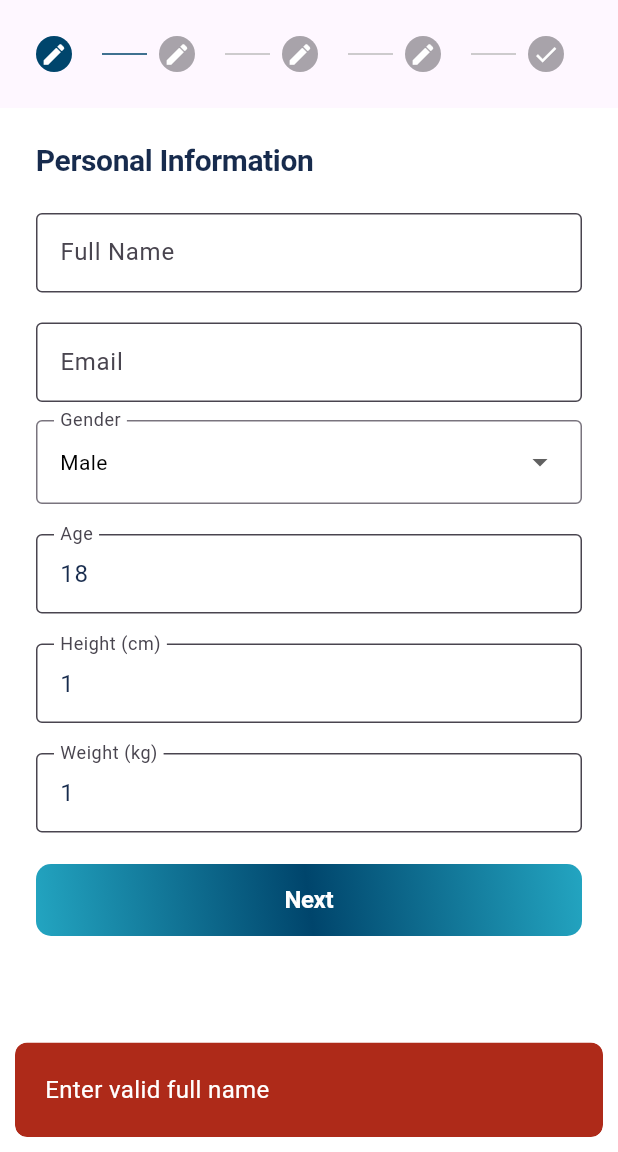
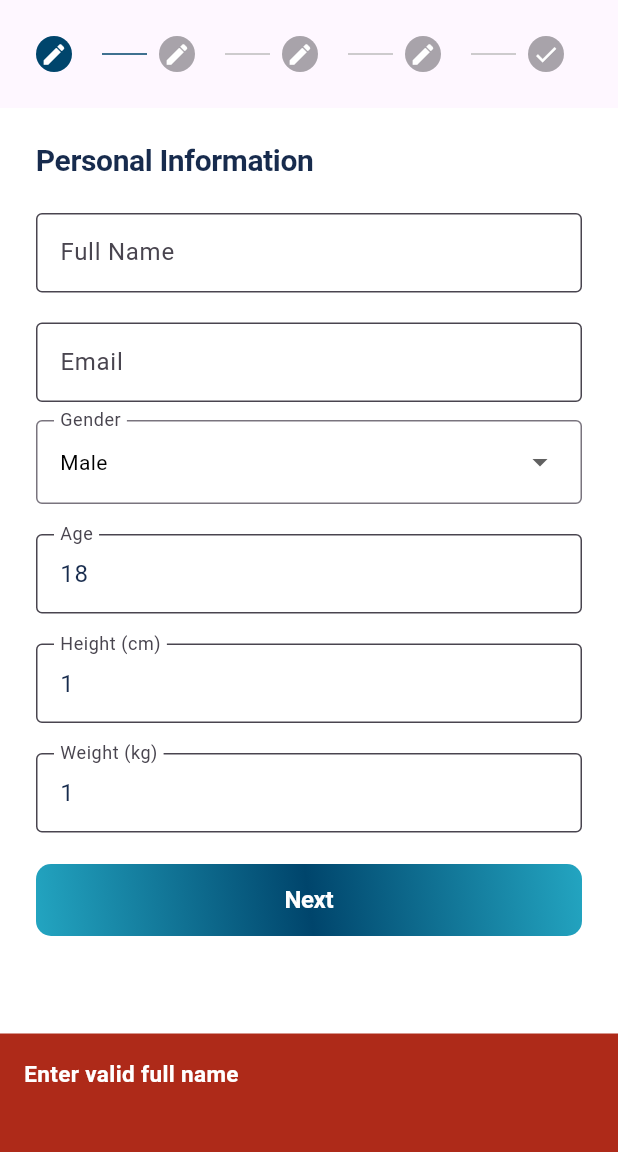
Before and after one commit to openxcellMJ/healthpredictor, a Flutter app: the ReportFormFiledPage screen opened directly, after a tap on "Next", on a phone screen of 412 x 824 dp, the part 84-1236 px from its top. Run offline on Flutter 3.47's test engine with Material 3 defaults, Android fonts, the phone set to English and light mode, and no system bars; drawn by our look-alikes of another_flushbar; our stand-ins replace cached_network_image, dio, file_picker, flutter_markdown, flutter_screenutil, flutter_svg and 3 more; Roboto replaces fonts that are missing (Mulish).

Commit message:
resolve all QA issues

```diff
--- a/lib/custom_widgets/custom_edittext.dart
+++ b/lib/custom_widgets/custom_edittext.dart
@@ -24,6 +24,7 @@ class CustomEditText extends StatefulWidget {
   final bool isPassword;
   final bool isIconNeed;
   String prefixIcon;
+
   //final Function(String)? onChanges;
   final String fieldType;
   final TextAlign align;
@@ -33,7 +34,7 @@ class CustomEditText extends StatefulWidget {
   CustomEditText(
       {super.key,
       this.align = TextAlign.start,
-     // this.onChanges,
+      // this.onChanges,
       this.errorText,
       this.hintText = "",
       this.alignment = Alignment.topLeft,
@@ -120,6 +121,11 @@ class _CustomState extends State<CustomEditText> {
         NoLeadingSpaceFormatter(),
         LengthLimitingTextInputFormatter(widget.maxLength),
       ];
+    } else if (fieldType == StringNames.onlyDecimalField) {
+      return [
+        NoLeadingSpaceFormatter(),
+        LengthLimitingTextInputFormatter(widget.maxLength),
+        FilteringTextInputFormatter.allow(RegExp(r'^\d+\.?\d{0,3}'))];
     } else {
       return [
         LengthLimitingTextInputFormatter(widget.maxLength),
--- a/lib/presentation/pages/main/question_answer_page.dart
+++ b/lib/presentation/pages/main/question_answer_page.dart
@@ -3,6 +3,7 @@ import 'package:flutter/cupertino.dart';
 import 'package:flutter/material.dart';
 import 'package:flutter/src/widgets/framework.dart';
 import 'package:flutter/widgets.dart';
+import 'package:flutter_markdown/flutter_markdown.dart';
 import 'package:get/get.dart';
 import 'package:intl/intl.dart';
 
@@ -79,13 +80,16 @@ class QuestionAnswerPage extends GetView<HomeController> {
                                           color: (controller.chats[index].owner == StringNames.BOT ? AppColors.gradientMiddle.withOpacity(0.6) : Colors.grey.shade200),
                                         ),
                                         padding: const EdgeInsets.all(16),
-                                        child: Text(
-                                          controller.chats[index].text,
-                                          style: Get.textTheme.displayMedium?.copyWith(
-                                            fontSize: 15,
-                                            color: (controller.chats[index].owner == StringNames.BOT ? AppColors.colorWhite : AppColors.blackFontSubTitle),
-                                          ),
-                                        ),
+                                        child: MarkdownBody(
+                                            data: controller.chats[index].text,
+                                            styleSheet: MarkdownStyleSheet.fromTheme(ThemeData(textTheme: TextTheme(bodyMedium: TextStyle(fontSize: 15, color: (controller.chats[index].owner == StringNames.BOT ? AppColors.colorWhite : AppColors.blackFontSubTitle)))))),
+                                        // child: Text(
+                                        //   controller.chats[index].text,
+                                        //   style: Get.textTheme.displayMedium?.copyWith(
+                                        //     fontSize: 15,
+                                        //     color: (controller.chats[index].owner == StringNames.BOT ? AppColors.colorWhite : AppColors.blackFontSubTitle),
+                                        //   ),
+                                        // ),
                                       ),
                                     ),
                                   );
--- a/lib/presentation/pages/main/report_form_field.dart
+++ b/lib/presentation/pages/main/report_form_field.dart
@@ -1,3 +1,4 @@
+import 'package:another_flushbar/flushbar.dart';
 import 'package:flutter/material.dart';
 import 'package:flutter_screenutil/flutter_screenutil.dart';
 import 'package:get/get.dart';
@@ -34,7 +35,6 @@ class ReportFormFiledPage extends GetView<HomeController> {
               }
               controller.activeCurrentStep.value -= 1;
               //controller.cIndex.value = controller.activeCurrentStep.value;
-
             },
             onStepContinue: () {
               // if (controller.activeCurrentStep.value < (5 - 1)) {
@@ -46,7 +46,6 @@ class ReportFormFiledPage extends GetView<HomeController> {
                   controller.activeCurrentStep.value += 1;
                 }
               }
-              print("conintue =>${controller.activeCurrentStep.value}=>}");
             },
             onStepTapped: (value) {
               Utils.hideKeyboard();
@@ -159,8 +158,8 @@ class ReportFormFiledPage extends GetView<HomeController> {
                         controller.gender.value = newValue!;
                       }),
                       CustomEditText(controller: controller.ageController, hintText: 'Age', type: TextInputType.number, maxLength: 3, fieldType: StringNames.phoneField, textInputAction: TextInputAction.next),
-                      CustomEditText(controller: controller.heightController, hintText: 'Height (cm)', type: const TextInputType.numberWithOptions(decimal: true), maxLength: 5, fieldType: StringNames.emailField, textInputAction: TextInputAction.next),
-                      CustomEditText(controller: controller.weightController, hintText: 'Weight (kg)', type: const TextInputType.numberWithOptions(decimal: true), maxLength: 5, fieldType: StringNames.emailField, textInputAction: TextInputAction.done),
+                      CustomEditText(controller: controller.heightController, hintText: 'Height (cm)', type: const TextInputType.numberWithOptions(decimal: true), maxLength: 5, fieldType: StringNames.onlyDecimalField, textInputAction: TextInputAction.next),
+                      CustomEditText(controller: controller.weightController, hintText: 'Weight (kg)', type: const TextInputType.numberWithOptions(decimal: true), maxLength: 5, fieldType: StringNames.onlyDecimalField, textInputAction: TextInputAction.done),
                       const SizedBox(height: 15),
                     ],
                   )),
@@ -174,11 +173,11 @@ class ReportFormFiledPage extends GetView<HomeController> {
                     children: [
                       AppWidgets.setTextWidget('Lifestyle', align: TextAlign.start, lines: 1, styles: Get.theme.textTheme.displayLarge?.copyWith(color: AppColors.blackFont, fontSize: 20)),
                       const SizedBox(height: 10),
-                      CustomEditText(controller: controller.sleepHoursController, hintText: 'Average hours of sleep per night', maxLength: 2, type: const TextInputType.numberWithOptions(decimal: true), fieldType: StringNames.emailField, textInputAction: TextInputAction.next),
-                      CustomEditText(controller: controller.waterIntakeController, hintText: 'Daily Water Intake (litres)', maxLength: 4, type: const TextInputType.numberWithOptions(decimal: true), fieldType: StringNames.emailField, textInputAction: TextInputAction.next),
+                      CustomEditText(controller: controller.sleepHoursController, hintText: 'Average hours of sleep per night', maxLength: 2, type: const TextInputType.numberWithOptions(decimal: true), fieldType: StringNames.onlyDecimalField, textInputAction: TextInputAction.next),
+                      CustomEditText(controller: controller.waterIntakeController, hintText: 'Daily Water Intake (litres)', maxLength: 4, type: const TextInputType.numberWithOptions(decimal: true), fieldType: StringNames.onlyDecimalField, textInputAction: TextInputAction.next),
                       CustomEditText(controller: controller.stepsCountController, hintText: 'Steps Count (Per Day)', maxLength: 5, type: TextInputType.number, fieldType: StringNames.phoneField, textInputAction: TextInputAction.next),
-                      CustomEditText(controller: controller.exerciseHoursController, hintText: 'Minutes of exercise per day', maxLength: 4, type: const TextInputType.numberWithOptions(decimal: true), fieldType: StringNames.emailField, textInputAction: TextInputAction.next),
-                      CustomEditText(controller: controller.workHoursController, hintText: 'Work Hours', maxLength: 4, type: const TextInputType.numberWithOptions(decimal: true), fieldType: StringNames.emailField, textInputAction: TextInputAction.done),
+                      CustomEditText(controller: controller.exerciseHoursController, hintText: 'Minutes of exercise per day', maxLength: 4, type: const TextInputType.numberWithOptions(decimal: true), fieldType: StringNames.onlyDecimalField, textInputAction: TextInputAction.next),
+                      CustomEditText(controller: controller.workHoursController, hintText: 'Work Hours', maxLength: 4, type: const TextInputType.numberWithOptions(decimal: true), fieldType: StringNames.onlyDecimalField, textInputAction: TextInputAction.done),
                       GestureDetector(
                           onTap: () {
                             Utils.hideKeyboard();
@@ -308,17 +307,22 @@ class ReportFormFiledPage extends GetView<HomeController> {
             onChanged: onChanged,
             selectedItemBuilder: (BuildContext context) {
               return items.map<Widget>((String item) {
-                return Text(
-                  item,
-                  style:Get.theme.textTheme.bodyMedium?.copyWith(color: AppColors.black, fontSize: 14,  overflow: TextOverflow.ellipsis,)
-                );
+                return Text(item,
+                    style: Get.theme.textTheme.bodyMedium?.copyWith(
+                      color: AppColors.black,
+                      fontSize: 14,
+                      overflow: TextOverflow.ellipsis,
+                    ));
               }).toList();
             },
             items: items.map((String value) {
               return DropdownMenuItem<String>(
                 value: value,
-                child: Text(value
-                    , style: Get.theme.textTheme.bodyMedium?.copyWith(color: AppColors.black, fontSize: 14,)),
+                child: Text(value,
+                    style: Get.theme.textTheme.bodyMedium?.copyWith(
+                      color: AppColors.black,
+                      fontSize: 14,
+                    )),
               );
             }).toList(),
           ),
@@ -334,10 +338,10 @@ class ReportFormFiledPage extends GetView<HomeController> {
     form.email = controller.emailController.text;
     form.gender = controller.gender.value;
     form.age = controller.ageController.text.isNotEmpty ? int.parse(controller.ageController.text) : 0;
-    form.heightCm =controller.heightController.text.isNotEmpty? double.parse(controller.heightController.text): 0;
+    form.heightCm = controller.heightController.text.isNotEmpty ? double.parse(controller.heightController.text) : 0;
     form.weightKg = controller.weightController.text.isNotEmpty ? double.parse(controller.weightController.text) : 0;
     form.averageSleepHours = controller.sleepHoursController.text.isNotEmpty ? double.parse(controller.sleepHoursController.text) : 0;
-    form.dailyWaterIntakeLitres = controller.waterIntakeController.text.isNotEmpty? double.parse(controller.waterIntakeController.text) : 0;
+    form.dailyWaterIntakeLitres = controller.waterIntakeController.text.isNotEmpty ? double.parse(controller.waterIntakeController.text) : 0;
     form.stepsCountPerDay = controller.stepsCountController.text.isNotEmpty ? int.parse(controller.stepsCountController.text) : 0;
     form.dailyExerciseHours = controller.exerciseHoursController.text.isNotEmpty ? double.parse(controller.exerciseHoursController.text) : 0;
     form.workHours = controller.workHoursController.text.isNotEmpty ? double.parse(controller.workHoursController.text) : 0;
@@ -364,29 +368,28 @@ class ReportFormFiledPage extends GetView<HomeController> {
   bool _validateStep(int currentStep) {
     //controller.cIndex.value = currentStep;
 
-
     switch (currentStep) {
       case 0:
         if (controller.firstNameController.text.trim().isEmpty) {
-          Utils.showSnackBar("Enter valid full name", color: AppColors.textFieldErrorText);
+          showFlushbar("Enter valid full name", color: AppColors.textFieldErrorText);
           return false;
         } else if (!FormValidator.validateEmail(controller.emailController.text.trim())) {
-          Utils.showSnackBar("Enter valid email address", color: AppColors.textFieldErrorText);
+          showFlushbar("Enter valid email address", color: AppColors.textFieldErrorText);
           return false;
         } else if (controller.ageController.text.trim().isEmpty || double.parse(controller.ageController.text.trim()) < double.parse(18.toString())) {
-          Utils.showSnackBar("Enter a valid age that is greater than 18", color: AppColors.textFieldErrorText);
+          showFlushbar("Enter a valid age that is greater than 18", color: AppColors.textFieldErrorText);
           return false;
         } else if (controller.heightController.text.trim().isEmpty || double.parse(controller.heightController.text.trim()) <= double.parse(1.toString())) {
-          Utils.showSnackBar("Enter valid height that is greater than 1", color: AppColors.textFieldErrorText);
+          showFlushbar("Enter valid height that is greater than 1", color: AppColors.textFieldErrorText);
           return false;
         } else if (controller.weightController.text.trim().isEmpty || double.parse(controller.weightController.text.trim()) <= double.parse(1.toString())) {
-          Utils.showSnackBar("Enter valid weight that is greater than 1", color: AppColors.textFieldErrorText);
+          showFlushbar("Enter valid weight that is greater than 1", color: AppColors.textFieldErrorText);
           return false;
         }
         break;
       case 1:
         if (controller.sleepHoursController.text.trim().isNotEmpty && (double.parse(controller.sleepHoursController.text.trim()) > double.parse(24.toString()))) {
-          Utils.showSnackBar("Enter a valid sleep hour that is less than or equal 24", color: AppColors.textFieldErrorText);
+          showFlushbar("Enter a valid sleep hour that is less than or equal 24", color: AppColors.textFieldErrorText);
           return false;
         }
         break;
@@ -401,6 +404,14 @@ class ReportFormFiledPage extends GetView<HomeController> {
         break;
     }
     return true;
+  }
+
+  showFlushbar(String message, {required Color color}) async {
+    await Flushbar(
+      title: message,
+      backgroundColor: AppColors.textFieldErrorText,
+      duration: const Duration(seconds: 3),
+    ).show(Get.context!);
   }
 
   Widget _buildMultiSelectField(String label, List<String> options, List<String> selectedItems) {
--- a/lib/utils/utils.dart
+++ b/lib/utils/utils.dart
@@ -459,6 +459,7 @@ class Utils {
       margin: const EdgeInsets.all(10),
       padding: const EdgeInsets.all(20),
       behavior: SnackBarBehavior.floating,
+
     );
     if (Get.context != null) {
       ScaffoldMessenger.of(Get.context!).showSnackBar(snackBar);
--- a/lib/values/strings_name.dart
+++ b/lib/values/strings_name.dart
@@ -6,6 +6,9 @@ class StringNames {
   static const String normalField = "normal"; //no any space,special char not allow
   static const String passwordField = "password";
   static const String regularField = "regularField";
+  static const String onlyDecimalField = "decimalField";
+
+
   static const String allAllowed = "allAllowed";
   static const String phoneField = "phone";
   static const String strDateFormate = "dd MMMM yyyy";
--- a/pubspec.yaml
+++ b/pubspec.yaml
@@ -50,6 +50,7 @@ dependencies:
   http_parser: ^4.0.2
   multiselect:
   flutter_markdown:
+  another_flushbar: ^1.12.30
 
 
 dev_dependencies:
```
Also changed, not shown: pubspec.lock.
